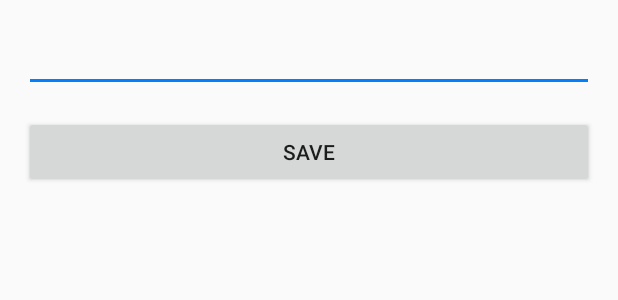
After one commit to almakhanov/firebase_fundament, an Android app: the layout activity_shared_pref.xml on its own in the app's theme, with its tools: preview values and no code run, on a phone screen of 412 x 824 dp. The commit adds this screen. Shown: the top 300 px of the screen. Run offline under Robolectric (Android 15) with nearby library versions, the phone set to English and light mode, and no system bars.

Commit message:
shared pref

```diff
--- a/app/src/main/java/com/example/fundament/AppModule.kt
+++ b/app/src/main/java/com/example/fundament/AppModule.kt
@@ -1,5 +1,6 @@
 package com.example.fundament
 
+import android.content.Context
 import com.example.fundament.base.CoroutineProvider
 import com.example.fundament.presentation.auth.AuthRepository
 import com.example.fundament.presentation.auth.AuthViewModel
@@ -13,6 +14,7 @@ import com.google.firebase.auth.FirebaseAuth
 import com.google.firebase.database.FirebaseDatabase
 import com.google.firebase.storage.FirebaseStorage
 import com.google.firebase.storage.StorageReference
+import org.koin.android.ext.koin.androidContext
 import org.koin.androidx.viewmodel.ext.koin.viewModel
 import org.koin.dsl.module.module
 
@@ -49,6 +51,10 @@ val appModule = module {
         FileUploadRepository(get())
     }
 
+    single {
+        androidContext().getSharedPreferences("shared_pref", Context.MODE_PRIVATE)
+    }
+
     viewModel {
         SampleViewModel(get())
     }
--- /dev/null
+++ b/app/src/main/res/layout/activity_shared_pref.xml
@@ -0,0 +1,25 @@
+<?xml version="1.0" encoding="utf-8"?>
+<androidx.constraintlayout.widget.ConstraintLayout
+    xmlns:android="http://schemas.android.com/apk/res/android"
+    xmlns:app="http://schemas.android.com/apk/res-auto"
+    xmlns:tools="http://schemas.android.com/tools"
+    android:layout_width="match_parent"
+    android:layout_height="match_parent"
+    tools:context=".presentation.shared_pref.SharedPrefActivity">
+
+    <EditText
+        android:id="@+id/editText"
+        app:layout_constraintTop_toTopOf="parent"
+        android:layout_margin="16dp"
+        android:layout_width="match_parent"
+        android:layout_height="wrap_content"/>
+
+    <Button
+        android:id="@+id/saveBtn"
+        app:layout_constraintTop_toBottomOf="@id/editText"
+        android:layout_width="match_parent"
+        android:layout_height="wrap_content"
+        android:layout_margin="16dp"
+        android:text="save"/>
+
+</androidx.constraintlayout.widget.ConstraintLayout>
```
Also changed, not shown: app/src/main/AndroidManifest.xml (+6 -6 lines), app/src/main/java/com/example/fundament/presentation/SplashActivity.kt (+8 -1 lines), app/src/main/java/com/example/fundament/presentation/shared_pref/SharedPrefActivity.kt (added, +66 -0 lines).
